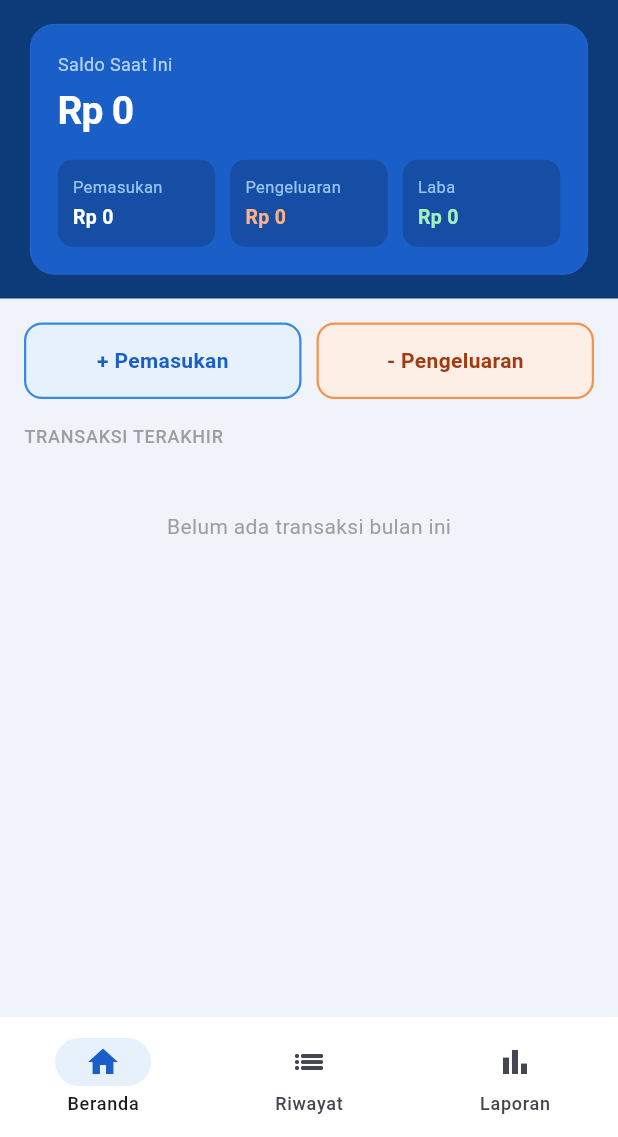
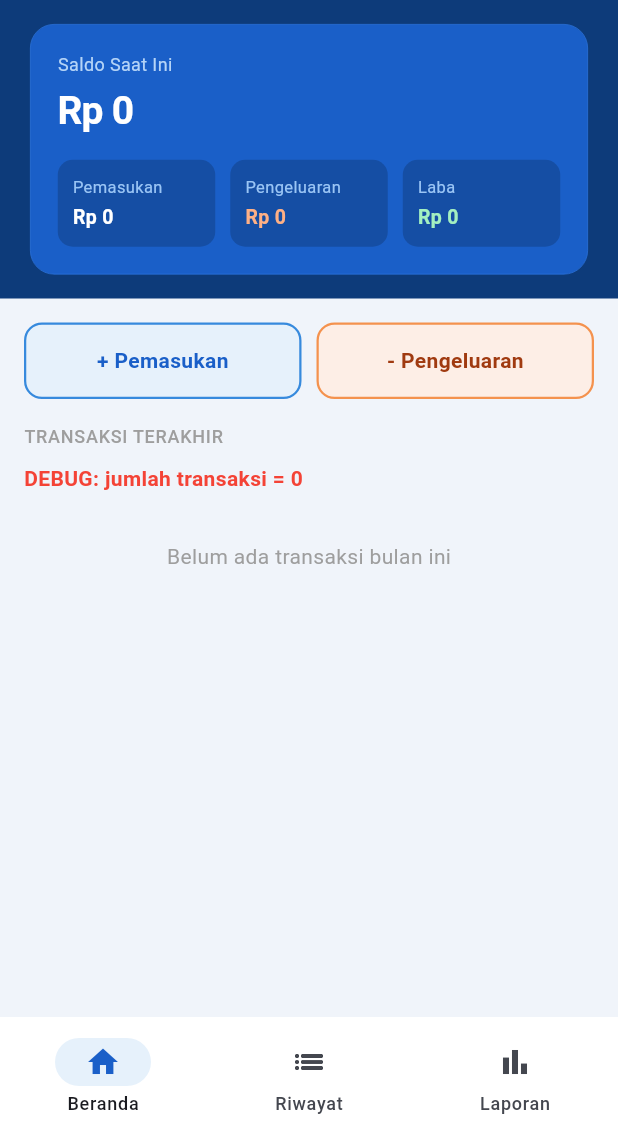
Before and after one commit to rizqipermana/tanicikeas, a Flutter app: the screen it shows once a user with an empty profile is signed in, on a phone screen of 412 x 824 dp, the part 99-1236 px from its top. Run offline on Flutter 3.47's test engine with Material 3 defaults, Android fonts, the phone set to English and light mode, and no system bars; our stand-ins replace supabase_flutter; accounts and stored records are empty.

Commit message:
Update home_screen.dart

```diff
--- a/lib/screens/home_screen.dart
+++ b/lib/screens/home_screen.dart
@@ -324,6 +324,18 @@ Future<void> _loadData() async {
                 ),
               ),
               const SizedBox(height: 10),
+
+Padding(
+  padding: const EdgeInsets.symmetric(horizontal: 16),
+  child: Text(
+    'DEBUG: jumlah transaksi = ${_transactions.length}',
+    style: const TextStyle(
+      color: Colors.red,
+      fontWeight: FontWeight.bold,
+    ),
+  ),
+),
+
               if (_isLoading)
                 const Center(child: Padding(
                   padding: EdgeInsets.all(24),
```
